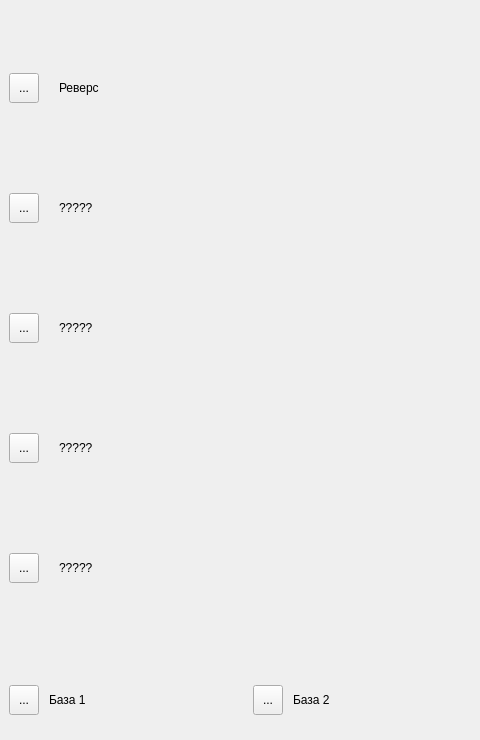
Before: the Qt Designer form settingswidget.ui in genzorr/Cam-road, drawn with Qt 5.
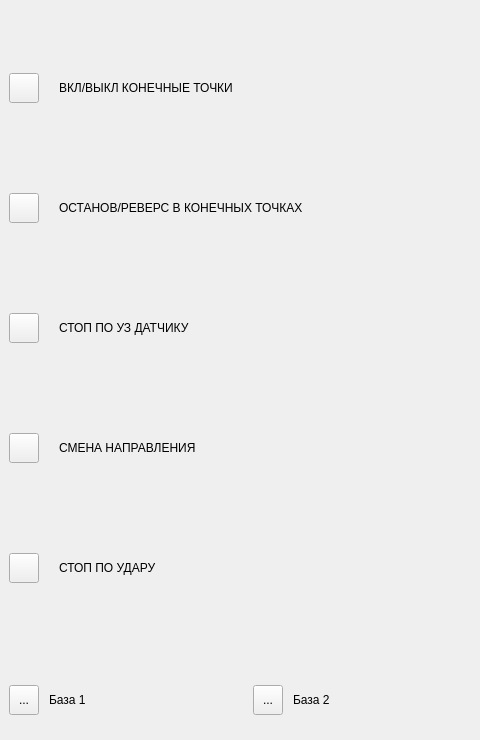
After: the same form once the commit is applied.

The edit to the form file:
```diff
--- a/settingswidget.ui
+++ b/settingswidget.ui
@@ -47,7 +47,10 @@
         </rect>
        </property>
        <property name="text">
-        <string>...</string>
+        <string/>
+       </property>
+       <property name="checkable">
+        <bool>true</bool>
        </property>
       </widget>
       <widget class="QLabel" name="label">
@@ -60,7 +63,7 @@
         </rect>
        </property>
        <property name="text">
-        <string>Реверс</string>
+        <string>ВКЛ/ВЫКЛ КОНЕЧНЫЕ ТОЧКИ</string>
        </property>
       </widget>
      </widget>
@@ -89,7 +92,10 @@
         </rect>
        </property>
        <property name="text">
-        <string>...</string>
+        <string/>
+       </property>
+       <property name="checkable">
+        <bool>true</bool>
        </property>
       </widget>
       <widget class="QLabel" name="label_3">
@@ -102,7 +108,7 @@
         </rect>
        </property>
        <property name="text">
-        <string>?????</string>
+        <string>ОСТАНОВ/РЕВЕРС В КОНЕЧНЫХ ТОЧКАХ</string>
        </property>
       </widget>
      </widget>
@@ -131,7 +137,10 @@
         </rect>
        </property>
        <property name="text">
-        <string>...</string>
+        <string/>
+       </property>
+       <property name="checkable">
+        <bool>true</bool>
        </property>
       </widget>
       <widget class="QLabel" name="label_5">
@@ -144,7 +153,7 @@
         </rect>
        </property>
        <property name="text">
-        <string>?????</string>
+        <string>СТОП ПО УЗ ДАТЧИКУ</string>
        </property>
       </widget>
      </widget>
@@ -173,7 +182,10 @@
         </rect>
        </property>
        <property name="text">
-        <string>...</string>
+        <string/>
+       </property>
+       <property name="checkable">
+        <bool>true</bool>
        </property>
       </widget>
       <widget class="QLabel" name="label_4">
@@ -186,7 +198,7 @@
         </rect>
        </property>
        <property name="text">
-        <string>?????</string>
+        <string>СМЕНА НАПРАВЛЕНИЯ</string>
        </property>
       </widget>
      </widget>
@@ -215,7 +227,10 @@
         </rect>
        </property>
        <property name="text">
-        <string>...</string>
+        <string/>
+       </property>
+       <property name="checkable">
+        <bool>true</bool>
        </property>
       </widget>
       <widget class="QLabel" name="label_2">
@@ -228,7 +243,7 @@
         </rect>
        </property>
        <property name="text">
-        <string>?????</string>
+        <string>СТОП ПО УДАРУ</string>
        </property>
       </widget>
      </widget>
```
Left out of the diff: 10 changed lines with no effect on the pictures.
